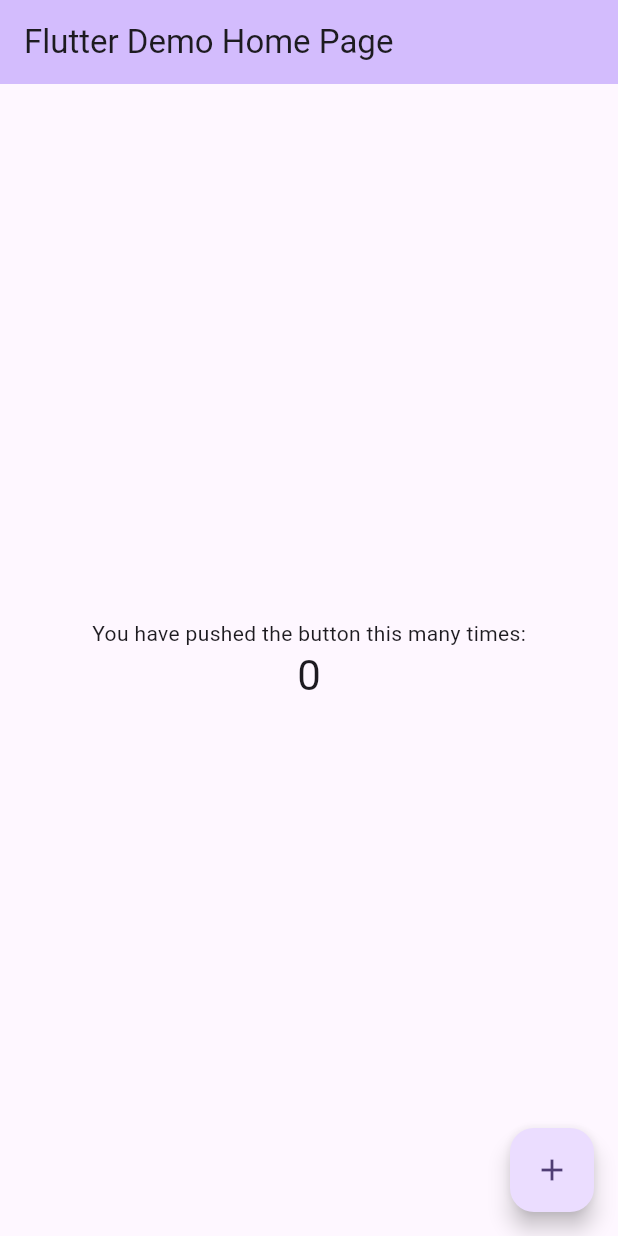
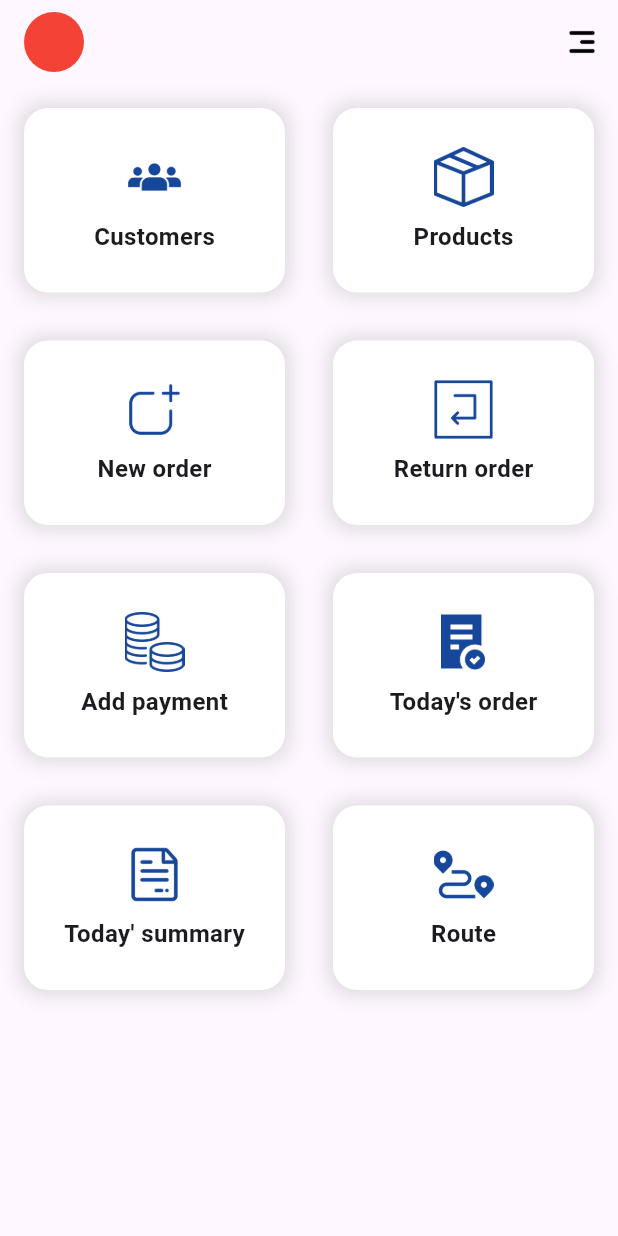
Before and after one commit to shamjadk/Hypermarket_shopping_app, a Flutter app: the screen it shows after launch, on a phone screen of 412 x 824 dp. Run offline on Flutter 3.47's test engine with Material 3 defaults, Android fonts, the light colour scheme and no system bars.

Commit message:
Home ui completed

```diff
--- /dev/null
+++ b/lib/core/theme/theme.dart
@@ -0,0 +1,5 @@
+import 'package:flutter/material.dart';
+
+class AppTheme {
+  static const appThemeColor = Color(0XFF17479B);
+}
--- a/lib/main.dart
+++ b/lib/main.dart
@@ -1,4 +1,5 @@
 import 'package:flutter/material.dart';
+import 'package:hypermarket_ecommerce/view/pages/home_page.dart';
 
 void main() {
   runApp(const MyApp());
@@ -10,116 +11,9 @@
   // This widget is the root of your application.
   @override
   Widget build(BuildContext context) {
-    return MaterialApp(
-      title: 'Flutter Demo',
-      theme: ThemeData(
-        // This is the theme of your application.
-        //
-        // TRY THIS: Try running your application with "flutter run". You'll see
-        // the application has a purple toolbar. Then, without quitting the app,
-        // try changing the seedColor in the colorScheme below to Colors.green
-        // and then invoke "hot reload" (save your changes or press the "hot
-        // reload" button in a Flutter-supported IDE, or press "r" if you used
-        // the command line to start the app).
-        //
-        // Notice that the counter didn't reset back to zero; the application
-        // state is not lost during the reload. To reset the state, use hot
-        // restart instead.
-        //
-        // This works for code too, not just values: Most code changes can be
-        // tested with just a hot reload.
-        colorScheme: ColorScheme.fromSeed(seedColor: Colors.deepPurple),
-        useMaterial3: true,
-      ),
-      home: const MyHomePage(title: 'Flutter Demo Home Page'),
-    );
+    return const MaterialApp(
+        debugShowCheckedModeBanner: false,
+        title: 'Flutter Demo',
+        home: HomePage());
   }
 }
-
-class MyHomePage extends StatefulWidget {
-  const MyHomePage({super.key, required this.title});
-
-  // This widget is the home page of your application. It is stateful, meaning
-  // that it has a State object (defined below) that contains fields that affect
-  // how it looks.
-
-  // This class is the configuration for the state. It holds the values (in this
-  // case the title) provided by the parent (in this case the App widget) and
-  // used by the build method of the State. Fields in a Widget subclass are
-  // always marked "final".
-
-  final String title;
-
-  @override
-  State<MyHomePage> createState() => _MyHomePageState();
-}
-
-class _MyHomePageState extends State<MyHomePage> {
-  int _counter = 0;
-
-  void _incrementCounter() {
-    setState(() {
-      // This call to setState tells the Flutter framework that something has
-      // changed in this State, which causes it to rerun the build method below
-      // so that the display can reflect the updated values. If we changed
-      // _counter without calling setState(), then the build method would not be
-      // called again, and so nothing would appear to happen.
-      _counter++;
-    });
-  }
-
-  @override
-  Widget build(BuildContext context) {
-    // This method is rerun every time setState is called, for instance as done
-    // by the _incrementCounter method above.
-    //
-    // The Flutter framework has been optimized to make rerunning build methods
-    // fast, so that you can just rebuild anything that needs updating rather
-    // than having to individually change instances of widgets.
-    return Scaffold(
-      appBar: AppBar(
-        // TRY THIS: Try changing the color here to a specific color (to
-        // Colors.amber, perhaps?) and trigger a hot reload to see the AppBar
-        // change color while the other colors stay the same.
-        backgroundColor: Theme.of(context).colorScheme.inversePrimary,
-        // Here we take the value from the MyHomePage object that was created by
-        // the App.build method, and use it to set our appbar title.
-        title: Text(widget.title),
-      ),
-      body: Center(
-        // Center is a layout widget. It takes a single child and positions it
-        // in the middle of the parent.
-        child: Column(
-          // Column is also a layout widget. It takes a list of children and
-          // arranges them vertically. By default, it sizes itself to fit its
-          // children horizontally, and tries to be as tall as its parent.
-          //
-          // Column has various properties to control how it sizes itself and
-          // how it positions its children. Here we use mainAxisAlignment to
-          // center the children vertically; the main axis here is the vertical
-          // axis because Columns are vertical (the cross axis would be
-          // horizontal).
-          //
-          // TRY THIS: Invoke "debug painting" (choose the "Toggle Debug Paint"
-          // action in the IDE, or press "p" in the console), to see the
-          // wireframe for each widget.
-          mainAxisAlignment: MainAxisAlignment.center,
-          children: <Widget>[
-            const Text(
-              'You have pushed the button this many times:',
-            ),
-            Text(
-              '$_counter',
-              style: Theme.of(context).textTheme.headlineMedium,
-            ),
-          ],
-        ),
-      ),
-      floatingActionButton: FloatingActionButton(
-        onPressed: _incrementCounter,
-        tooltip: 'Increment',
-        child: const Icon(Icons.add),
-      ), // This trailing comma makes auto-formatting nicer for build methods.
-    );
-  }
-}
--- /dev/null
+++ b/lib/view/pages/home_page.dart
@@ -0,0 +1,33 @@
+import 'package:flutter/material.dart';
+import 'package:hypermarket_ecommerce/view/widgets/sections_grid_widget.dart';
+
+class HomePage extends StatelessWidget {
+  const HomePage({super.key});
+
+  @override
+  Widget build(BuildContext context) {
+    return Scaffold(
+        appBar: AppBar(
+          elevation: 0,
+          scrolledUnderElevation: 0,
+          leading: const Padding(
+            padding: EdgeInsets.only(left: 16),
+            child: CircleAvatar(
+              backgroundColor: Colors.red,
+            ),
+          ),
+          actions: [
+            IconButton(
+                onPressed: null,
+                icon: RotatedBox(
+                  quarterTurns: 2,
+                  child: Image.asset(
+                    'assets/icons/ic_menu.png',
+                    height: 24,
+                  ),
+                ))
+          ],
+        ),
+        body: SectionsGridWidget());
+  }
+}
--- /dev/null
+++ b/lib/view/widgets/section_widget.dart
@@ -0,0 +1,36 @@
+import 'package:flutter/material.dart';
+
+class SectionWidget extends StatelessWidget {
+  final String image;
+  final String name;
+  final VoidCallback? onPressed;
+  const SectionWidget(
+      {this.onPressed, super.key, required this.image, required this.name});
+
+  @override
+  Widget build(BuildContext context) {
+    return InkWell(
+      onTap: onPressed,
+      child: Container(
+        margin: const EdgeInsets.all(16),
+        decoration: BoxDecoration(
+            color: Colors.white,
+            borderRadius: BorderRadius.circular(16),
+            boxShadow: const [
+              BoxShadow(color: Colors.black12, blurRadius: 10, spreadRadius: 3)
+            ]),
+        child: Column(
+          children: [
+            Image.asset(
+              image,
+              height: 24,
+            ),
+            Text(
+              name,
+            )
+          ],
+        ),
+      ),
+    );
+  }
+}
--- /dev/null
+++ b/lib/view/widgets/sections_grid_widget.dart
@@ -0,0 +1,63 @@
+import 'package:flutter/material.dart';
+import 'package:hypermarket_ecommerce/core/theme/theme.dart';
+
+class SectionsGridWidget extends StatelessWidget {
+  const SectionsGridWidget({super.key});
+
+  @override
+  Widget build(BuildContext context) {
+    final iconList = [
+      'assets/icons/ic_customers.png',
+      'assets/icons/ic_product.png',
+      'assets/icons/ic_new_order.png',
+      'assets/icons/ic_return_order.png',
+      'assets/icons/ic_add_payment.png',
+      'assets/icons/ic_todays_order.png',
+      'assets/icons/ic_todays_summary.png',
+      'assets/icons/ic_route.png',
+    ];
+    final nameList = [
+      'Customers',
+      'Products',
+      'New order',
+      'Return order',
+      'Add payment',
+      "Today's order",
+      "Today' summary",
+      'Route',
+    ];
+    return GridView.builder(
+      itemCount: 8,
+      gridDelegate: const SliverGridDelegateWithFixedCrossAxisCount(
+        crossAxisCount: 2,
+        mainAxisExtent: 155,
+      ),
+      itemBuilder: (context, index) => Container(
+        margin: const EdgeInsets.all(16),
+        decoration: BoxDecoration(
+            color: Colors.white,
+            borderRadius: BorderRadius.circular(16),
+            boxShadow: const [
+              BoxShadow(color: Colors.black12, blurRadius: 10, spreadRadius: 3)
+            ]),
+        child: Column(
+          mainAxisAlignment: MainAxisAlignment.center,
+          children: [
+            Image.asset(
+              iconList[index],
+              height: 40,
+              color: AppTheme.appThemeColor,
+            ),
+            const SizedBox(
+              height: 8,
+            ),
+            Text(
+              nameList[index],
+              style: const TextStyle(fontSize: 16, fontWeight: FontWeight.bold),
+            )
+          ],
+        ),
+      ),
+    );
+  }
+}
--- a/pubspec.yaml
+++ b/pubspec.yaml
@@ -57,6 +57,8 @@ flutter:
   # included with your application, so that you can use the icons in
   # the material Icons class.
   uses-material-design: true
+  assets:
+   - assets/icons/
 
   # To add assets to your application, add an assets section, like this:
   # assets:
```
Also changed, not shown: assets/icons/ic_add_payment.png (added), assets/icons/ic_cart.png (added), assets/icons/ic_customers.png (added), assets/icons/ic_home.png (added), assets/icons/ic_menu.png (added), assets/icons/ic_new_order.png (added), assets/icons/ic_product.png (added), assets/icons/ic_return_order.png (added), assets/icons/ic_route.png (added), assets/icons/ic_todays_order.png (added), assets/icons/ic_todays_summary.png (added), assets/icons/ic_whatsapp.png (added).
